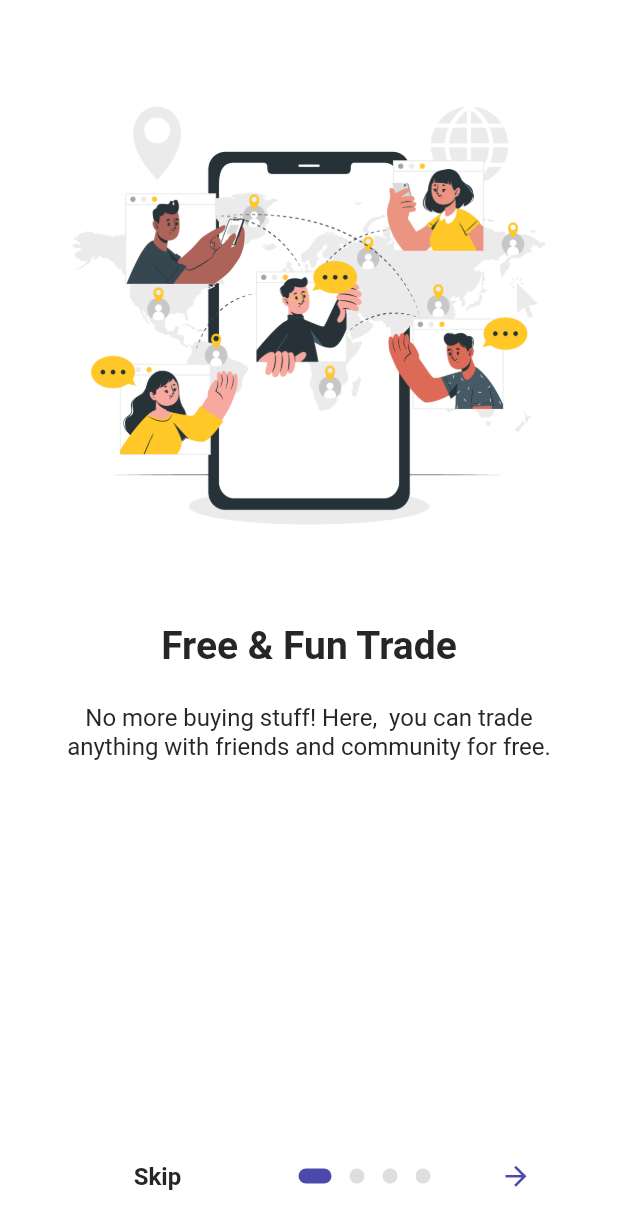
After one commit to ponlakrit1/flutter_fake_shop, a Flutter app: the OnBoardingScreen screen opened by its route, on a phone screen of 412 x 824 dp. The commit adds this screen. Shown: the top 1229 px of the screen. Run offline on Flutter 3.47's test engine with Material 3 defaults, Android fonts, the phone set to English and light mode, and no system bars; drawn by our look-alikes of introduction_screen; our stand-ins replace bloc, cached_network_image, dartz, dio, equatable, flutter_bloc and 4 more; generated files the repository leaves out were written again; Roboto replaces fonts that are missing (NotoSansThai); statements that could not run were skipped.

Commit message:
feat: 🎸 Add introduction screen

```diff
--- a/lib/core/routes/routes.dart
+++ b/lib/core/routes/routes.dart
@@ -1,5 +1,7 @@
 import 'package:flutter/material.dart';
 import 'package:flutter_fake_shop/features/auth/presentation/page/login/login_screen.dart';
+import 'package:flutter_fake_shop/features/home/presentation/page/bottom_navigator_screen.dart';
+import 'package:flutter_fake_shop/features/home/presentation/page/on_boarding_screen.dart';
 import 'package:go_router/go_router.dart';
 
 final GlobalKey<NavigatorState> _mainNavigatorKey = GlobalKey<NavigatorState>();
@@ -13,5 +15,17 @@ final GoRouter router = GoRouter(
       path: LoginScreen.routeName,
       builder: (BuildContext context, GoRouterState state) => LoginScreen(),
     ),
+    GoRoute(
+      name: OnBoardingScreen.routeName,
+      path: OnBoardingScreen.routeName,
+      builder: (BuildContext context, GoRouterState state) =>
+          OnBoardingScreen(),
+    ),
+    GoRoute(
+      name: BottomNavigatorScreen.routeName,
+      path: BottomNavigatorScreen.routeName,
+      builder: (BuildContext context, GoRouterState state) =>
+          const BottomNavigatorScreen(),
+    ),
   ],
 );
--- a/lib/features/auth/presentation/page/login/login_screen.dart
+++ b/lib/features/auth/presentation/page/login/login_screen.dart
@@ -6,6 +6,8 @@ import 'package:flutter_fake_shop/core/theme/text_theme_extension.dart';
 import 'package:flutter_fake_shop/core/widget/fs_button.dart';
 import 'package:flutter_fake_shop/core/widget/fs_input.dart';
 import 'package:flutter_fake_shop/features/auth/presentation/page/login/bloc/login_bloc.dart';
+import 'package:flutter_fake_shop/features/home/presentation/page/on_boarding_screen.dart';
+import 'package:go_router/go_router.dart';
 
 class LoginScreen extends StatelessWidget {
   static const String routeName = '/login';
@@ -25,7 +27,7 @@ class LoginScreen extends StatelessWidget {
         child: BlocConsumer<LoginBloc, LoginState>(
           listener: (context, state) {
             if (state is LoginSuccessState) {
-              //
+              context.goNamed(OnBoardingScreen.routeName);
             }
           },
           builder: (context, state) {
--- /dev/null
+++ b/lib/features/home/presentation/page/bottom_navigator_screen.dart
@@ -0,0 +1,17 @@
+import 'package:flutter/material.dart';
+
+class BottomNavigatorScreen extends StatefulWidget {
+  static const String routeName = '/bottom_navigator';
+
+  const BottomNavigatorScreen({super.key});
+
+  @override
+  State<BottomNavigatorScreen> createState() => _BottomNavigatorScreenState();
+}
+
+class _BottomNavigatorScreenState extends State<BottomNavigatorScreen> {
+  @override
+  Widget build(BuildContext context) {
+    return const Placeholder();
+  }
+}
--- /dev/null
+++ b/lib/features/home/presentation/page/on_boarding_screen.dart
@@ -0,0 +1,108 @@
+import 'package:flutter/material.dart';
+import 'package:flutter_fake_shop/core/theme/app_color.dart';
+import 'package:flutter_fake_shop/core/theme/text_theme_extension.dart';
+import 'package:flutter_fake_shop/core/widget/fs_button.dart';
+import 'package:flutter_fake_shop/features/home/presentation/page/bottom_navigator_screen.dart';
+import 'package:go_router/go_router.dart';
+import 'package:introduction_screen/introduction_screen.dart';
+
+class OnBoardingScreen extends StatelessWidget {
+  static const String routeName = '/on_boarding';
+
+  OnBoardingScreen({super.key});
+
+  final introKey = GlobalKey<IntroductionScreenState>();
+
+  void _onIntroEnd(BuildContext context) {
+    context.goNamed(BottomNavigatorScreen.routeName);
+  }
+
+  Widget _buildIntroductionImage(int seq) {
+    return Align(
+      alignment: Alignment.bottomCenter,
+      child: Image.asset(
+        'assets/images/on_boarding/on_boarding$seq.png',
+        width: 350.0,
+      ),
+    );
+  }
+
+  @override
+  Widget build(BuildContext context) {
+    final pageDecoration = PageDecoration(
+      titleTextStyle: Theme.of(context).textTheme.h1,
+      bodyTextStyle: Theme.of(context).textTheme.p3,
+      pageColor: Colors.white,
+      imagePadding: EdgeInsets.zero,
+    );
+
+    return Scaffold(
+      body: SafeArea(
+        child: Padding(
+          padding: const EdgeInsets.symmetric(horizontal: 20.0),
+          child: IntroductionScreen(
+            key: introKey,
+            pages: [
+              PageViewModel(
+                title: "Free & Fun Trade",
+                body:
+                    "No more buying stuff! Here,  you can trade anything with friends and community for free.",
+                image: _buildIntroductionImage(3),
+                decoration: pageDecoration,
+              ),
+              PageViewModel(
+                title: "Literally Anything!",
+                body: "Just pick & choose and offer the deal to your friends.",
+                image: _buildIntroductionImage(4),
+                decoration: pageDecoration,
+              ),
+              PageViewModel(
+                title: "Kids and teens",
+                body:
+                    "Kids and teens can track their stocks and place trades that you approve.",
+                image: _buildIntroductionImage(1),
+                decoration: pageDecoration,
+              ),
+              PageViewModel(
+                title: "Let's trade",
+                body: "Exchange your experience with other people",
+                image: _buildIntroductionImage(2),
+                footer: FsButton(
+                  buttonColor: AppColor.primary,
+                  onPressed: () => introKey.currentState?.animateScroll(0),
+                  label: 'Back to first',
+                ),
+                decoration: pageDecoration,
+              ),
+            ],
+            onDone: () => _onIntroEnd(context),
+            onSkip: () => _onIntroEnd(context),
+            showSkipButton: true,
+            nextFlex: 0,
+            skip: Text(
+              'Skip',
+              style: Theme.of(context).textTheme.h6,
+            ),
+            next: const Icon(
+              Icons.arrow_forward,
+              size: 21.0,
+            ),
+            done: Text(
+              'Done',
+              style: Theme.of(context).textTheme.h6,
+            ),
+            dotsDecorator: DotsDecorator(
+              size: const Size(10.0, 10.0),
+              color: AppColor.neutral.shade400,
+              activeColor: AppColor.primary,
+              activeSize: const Size(22.0, 10.0),
+              activeShape: const RoundedRectangleBorder(
+                borderRadius: BorderRadius.all(Radius.circular(25.0)),
+              ),
+            ),
+          ),
+        ),
+      ),
+    );
+  }
+}
--- a/pubspec.yaml
+++ b/pubspec.yaml
@@ -33,6 +33,7 @@ dependencies:
   dio: ^5.7.0
   json_annotation: ^4.9.0
   dartz: ^0.10.1
+  introduction_screen: ^3.1.14
 
 dev_dependencies:
   flutter_test:
@@ -56,6 +57,7 @@ flutter:
     - .env.dev
     - assets/images/
     - assets/images/auth/
+    - assets/images/on_boarding/
 
   fonts:
     - family: NotoSansThais
```
Also changed, not shown: assets/images/on_boarding/on_boarding1.png (added), assets/images/on_boarding/on_boarding2.png (added), assets/images/on_boarding/on_boarding3.png (added), assets/images/on_boarding/on_boarding4.png (added), 1 other file.
